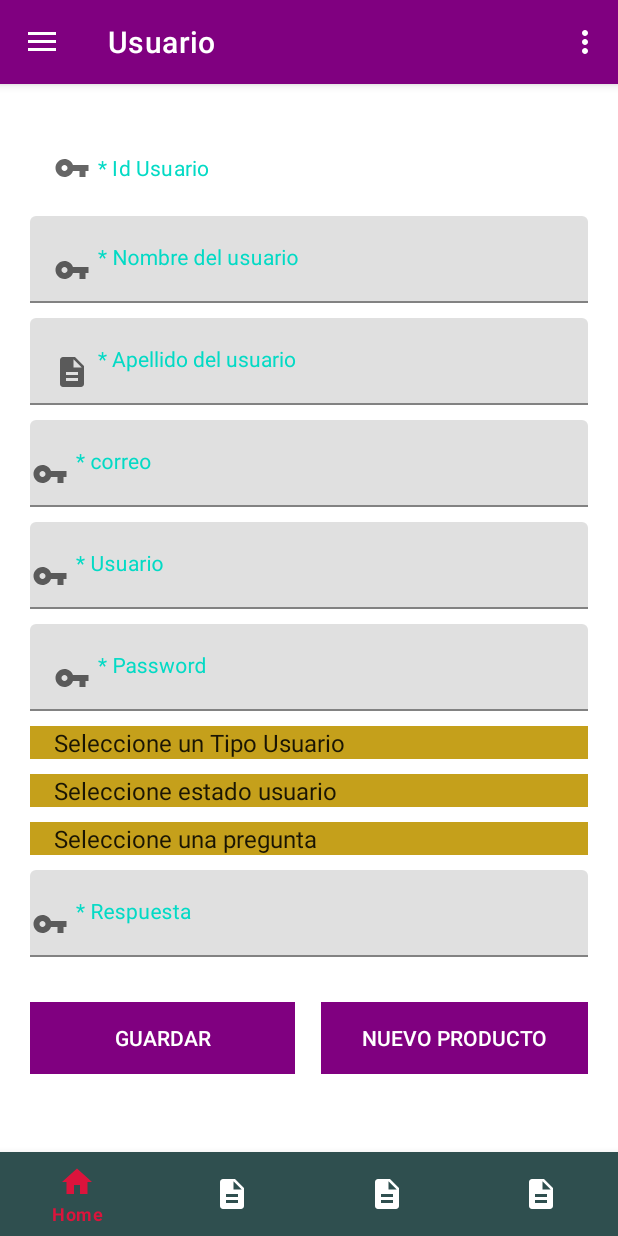
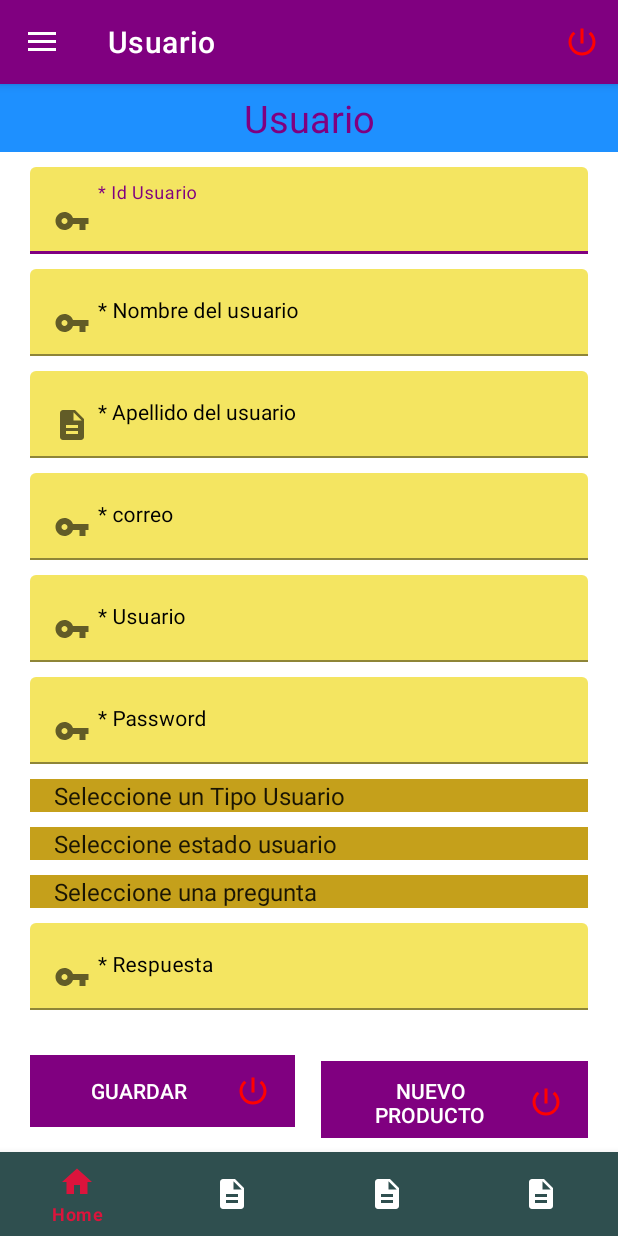
Before and after one commit to willianH4/Proyecto_Final_DAUTE, an Android app: the MainActivity screen opened directly, with no data from a screen before it, in the side drawer, after a tap on "Usuario", on a phone screen of 412 x 824 dp. Run offline under Robolectric (Android 15) with nearby library versions, the phone set to English and light mode, and no system bars; our stand-ins replace navigation-ui.

Commit message:
agregando el boton de cerrar sesion

```diff
--- /dev/null
+++ b/app/src/main/res/drawable/ic_closet.xml
@@ -0,0 +1,5 @@
+<vector android:height="24dp" android:tint="#FF0100"
+    android:viewportHeight="24" android:viewportWidth="24"
+    android:width="24dp" xmlns:android="http://schemas.android.com/apk/res/android">
+    <path android:fillColor="@android:color/white" android:pathData="M13,3h-2v10h2L13,3zM17.83,5.17l-1.42,1.42C17.99,7.86 19,9.81 19,12c0,3.87 -3.13,7 -7,7s-7,-3.13 -7,-7c0,-2.19 1.01,-4.14 2.58,-5.42L6.17,5.17C4.23,6.82 3,9.26 3,12c0,4.97 4.03,9 9,9s9,-4.03 9,-9c0,-2.74 -1.23,-5.18 -3.17,-6.83z"/>
+</vector>
--- a/app/src/main/res/layout/fragment_usuario.xml
+++ b/app/src/main/res/layout/fragment_usuario.xml
@@ -3,6 +3,7 @@
     xmlns:tools="http://schemas.android.com/tools"
     android:layout_width="match_parent"
     android:layout_height="match_parent"
+    xmlns:app="http://schemas.android.com/apk/res-auto"
     tools:context=".ui.usuario.usuario">
 
     <!-- TODO: Update blank fragment layout -->
@@ -13,22 +14,28 @@
             android:layout_width="match_parent"
             android:layout_height="wrap_content"
             android:orientation="vertical">
+            <TextView
+                android:background="@color/dodgerblue"
+                android:textColor="@color/purple"
+                android:text="Usuario"
+                android:padding="5dp"
+                android:textSize="25dp"
+                android:gravity="center"
+                android:layout_width="match_parent"
+                android:layout_height="wrap_content"/>
             <com.google.android.material.textfield.TextInputLayout
                 android:id="@+id/ti_id"
                 android:layout_width="match_parent"
                 android:layout_height="wrap_content"
-                android:layout_marginTop="20dp"
+                android:layout_marginTop="10dp"
                 android:paddingLeft="20dp"
                 android:paddingRight="20dp"
-                android:textColorHint="@color/grey1">
-               <LinearLayout
-                   android:layout_width="match_parent"
-                   android:layout_height="match_parent"
+                android:textColorHint="@color/grey1"
+                app:boxBackgroundColor="@color/edittex">
 
-                   android:orientation="horizontal">
                 <EditText
                         android:id="@+id/et_id_usu"
-                        android:layout_width="231dp"
+                        android:layout_width="match_parent"
                         android:layout_height="wrap_content"
                         android:layout_marginTop="0dp"
                         android:drawableStart="@drawable/ic_key"
@@ -40,18 +47,19 @@
                         android:paddingLeft="1dp"
                         android:textColor="#03168B"
                         android:textSize="14dp" />
-                    <Button
-                        android:id="@+id/btnbuscarUsu"
-                        android:visibility="gone"
-                        android:layout_width="wrap_content"
-                        android:layout_height="wrap_content"
-                        android:background="@color/button"
-                        android:textColor="@color/white"
-                        android:text="Buscar"/>
 
-               </LinearLayout>
+
+
 
             </com.google.android.material.textfield.TextInputLayout>
+            <Button
+                android:id="@+id/btnbuscarUsu"
+                android:visibility="gone"
+                android:layout_width="wrap_content"
+                android:layout_height="wrap_content"
+                android:background="@color/button"
+                android:textColor="@color/white"
+                android:text="Buscar"/>
             <com.google.android.material.textfield.TextInputLayout
                 android:id="@+id/ti_nombre_usu"
                 android:layout_width="match_parent"
@@ -59,6 +67,7 @@
                 android:layout_marginTop="10dp"
                 android:paddingLeft="20dp"
                 android:paddingRight="20dp"
+                app:boxBackgroundColor="@color/edittex"
                 android:textColorHint="@color/grey1">
                 <EditText
                     android:id="@+id/et_nombre_usu"
@@ -82,6 +91,7 @@
                 android:layout_marginTop="10dp"
                 android:paddingLeft="20dp"
                 android:paddingRight="20dp"
+                app:boxBackgroundColor="@color/edittex"
                 android:textColorHint="@color/grey1">
                 <EditText
                     android:id="@+id/et_apellido_usu"
@@ -106,6 +116,7 @@
                 android:layout_marginTop="10dp"
                 android:paddingLeft="20dp"
                 android:paddingRight="20dp"
+                app:boxBackgroundColor="@color/edittex"
                 android:textColorHint="@color/grey1">
                 <EditText
                     android:id="@+id/et_correo"
@@ -113,7 +124,6 @@
                     android:layout_height="wrap_content"
                     android:layout_marginTop="0dp"
                     android:drawablePadding="5dp"
-                    android:paddingStart="1dp"
                     android:drawableStart="@drawable/ic_key"
                     android:ems="10"
                     android:hint="* correo"
@@ -128,6 +138,7 @@
                 android:layout_marginTop="10dp"
                 android:paddingLeft="20dp"
                 android:paddingRight="20dp"
+                app:boxBackgroundColor="@color/edittex"
                 android:textColorHint="@color/grey1">
                 <EditText
                     android:id="@+id/et_usuario"
@@ -135,7 +146,7 @@
                     android:layout_height="wrap_content"
                     android:layout_marginTop="0dp"
                     android:drawablePadding="5dp"
-                    android:paddingStart="1dp"
+                    app:boxBackgroundColor="@color/edittex"
                     android:drawableStart="@drawable/ic_key"
                     android:ems="10"
                     android:hint="* Usuario"
@@ -150,6 +161,7 @@
                 android:layout_marginTop="10dp"
                 android:paddingLeft="20dp"
                 android:paddingRight="20dp"
+                app:boxBackgroundColor="@color/edittex"
                 android:textColorHint="@color/grey1">
                 <EditText
                     android:id="@+id/et_clave"
@@ -157,7 +169,6 @@
                     android:layout_height="wrap_content"
                     android:layout_marginTop="0dp"
                     android:drawablePadding="5dp"
-                    android:paddingLeft="1dp"
                     android:drawableStart="@drawable/ic_key"
                     android:ems="10"
                     android:hint="* Password"
@@ -218,6 +229,7 @@
                 android:layout_marginTop="10dp"
                 android:paddingLeft="20dp"
                 android:paddingRight="20dp"
+                app:boxBackgroundColor="@color/edittex"
                 android:textColorHint="@color/grey1">
                 <EditText
                     android:id="@+id/et_respuesta"
@@ -225,7 +237,6 @@
                     android:layout_height="wrap_content"
                     android:layout_marginTop="0dp"
                     android:drawablePadding="5dp"
-                    android:paddingStart="1dp"
                     android:drawableStart="@drawable/ic_key"
                     android:ems="10"
                     android:hint="* Respuesta"
@@ -240,6 +251,7 @@
                 android:orientation="horizontal"
                 android:layout_marginTop="30dp"
                 android:layout_marginLeft="20dp"
+
                 android:layout_marginRight="20dp"
                 android:background="@color/white">
                 <Button
@@ -249,6 +261,7 @@
                     android:layout_height="wrap_content"
                     android:layout_weight="1"
                     android:text="Guardar"
+                    android:drawableEnd="@drawable/ic_closet"
                     android:textColor="@color/white"
                     android:background="@color/button"
                     />
@@ -261,6 +274,7 @@
                     style="@style/Widget.AppCompat.Button.Borderless.Colored"
                     android:layout_width="0dp"
                     android:layout_height="wrap_content"
+                    android:drawableEnd="@drawable/ic_closet"
                     android:layout_weight="1"
                     android:text="Nuevo Producto"
                     android:textColor="@color/white"
--- a/app/src/main/res/menu/main.xml
+++ b/app/src/main/res/menu/main.xml
@@ -2,8 +2,9 @@
 <menu xmlns:android="http://schemas.android.com/apk/res/android"
     xmlns:app="http://schemas.android.com/apk/res-auto">
     <item
-        android:id="@+id/action_settings"
-        android:orderInCategory="100"
-        android:title="@string/action_settings"
-        app:showAsAction="never" />
+        android:id="@+id/closet"
+        android:orderInCategory="2"
+        android:title="Cerrar sesión"
+        android:icon="@drawable/ic_closet"
+        app:showAsAction="always" />
 </menu>
--- a/app/src/main/res/values/colors.xml
+++ b/app/src/main/res/values/colors.xml
@@ -4,7 +4,10 @@
     <color name="colorPrimaryDark">#3700B3</color>
     <color name="colorAccent">#03DAC5</color>
     <color name="grey">#03DAC5</color>
-    <color name="grey1">#03DAC5</color>
+    <color name="grey1">#000000</color>
+
+    <color name="edittex">#F4E561</color>
+
 
     <color name="mycolor1">#3F51B5</color>
     <color name="mycolor">#FF5722</color>
```
Also changed, not shown: app/src/main/java/com/willianhdz/proyecto_final_daute/MainActivity.java (+18 -0 lines), app/src/main/java/com/willianhdz/proyecto_final_daute/Setting_VAR.java (+29 -1 lines), app/src/main/res/layout/activity_edit__categoria.xml (+43 -24 lines), app/src/main/res/layout/activity_edit_producto.xml (+18 -6 lines), app/src/main/res/layout/activity_edit_usuario.xml (+25 -6 lines), app/src/main/res/layout/fragment_categoria.xml (+19 -15 lines), app/src/main/res/layout/fragment_producto.xml (+32 -19 lines).
